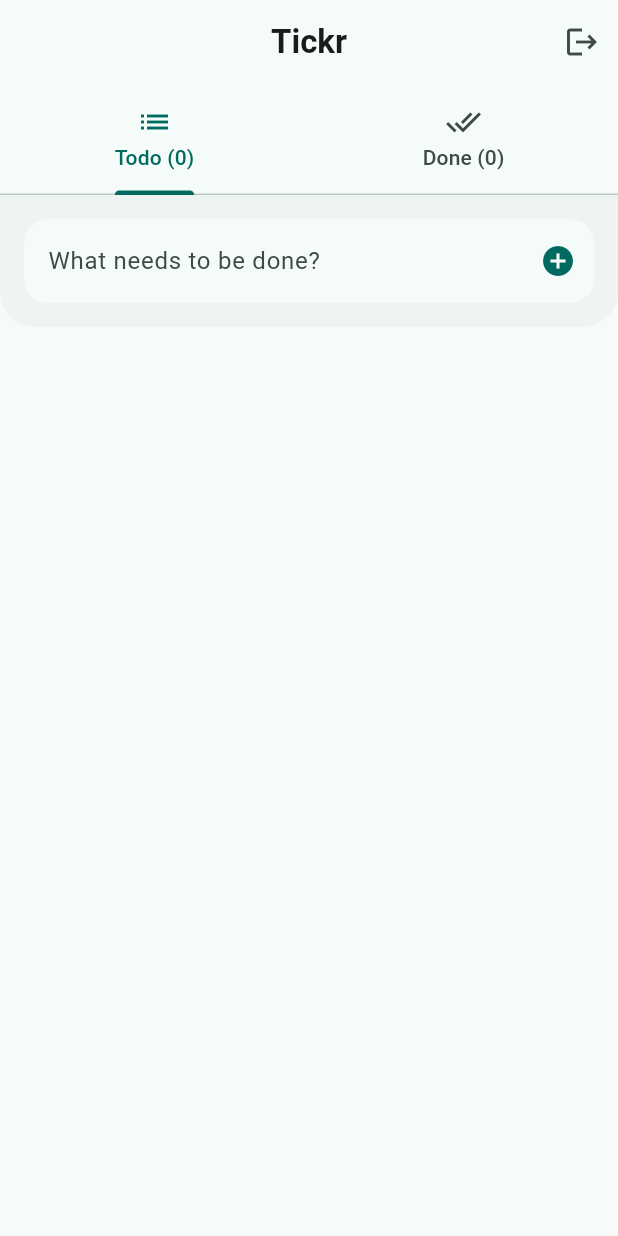
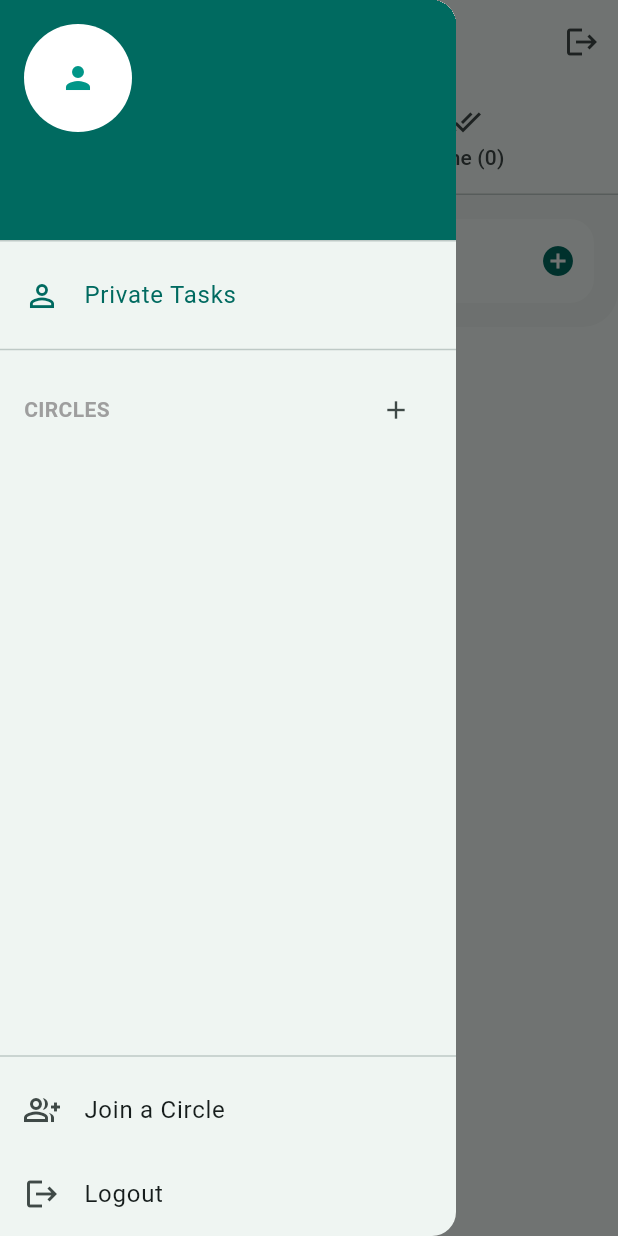
Before and after one commit to munasinghecm/tickr, a Flutter app: the screen it shows once a user with an empty profile is signed in, with the side drawer open (before the commit the screen has no drawer), on a phone screen of 412 x 824 dp. Run offline on Flutter 3.47's test engine with Material 3 defaults, Android fonts, the phone set to English and light mode, and no system bars; our stand-ins replace cloud_firestore, firebase_auth, firebase_core; accounts and stored records are empty; network calls fail.

Commit message:
Add circles and bind users, items

```diff
--- /dev/null
+++ b/lib/models/circle_model.dart
@@ -0,0 +1,34 @@
+class Circle {
+  final String id;
+  final String name;
+  final String inviteCode;
+  final String adminId;
+  final List<String> members;
+
+  Circle({
+    required this.id,
+    required this.name,
+    required this.inviteCode,
+    required this.adminId,
+    required this.members,
+  });
+
+  Map<String, dynamic> toMap() {
+    return {
+      'name': name,
+      'inviteCode': inviteCode,
+      'adminId': adminId,
+      'members': members,
+    };
+  }
+
+  factory Circle.fromMap(String id, Map<String, dynamic> map) {
+    return Circle(
+      id: id,
+      name: map['name'] ?? '',
+      inviteCode: map['inviteCode'] ?? '',
+      adminId: map['adminId'] ?? '',
+      members: List<String>.from(map['members'] ?? []),
+    );
+  }
+}
--- a/lib/screens/todo_screen.dart
+++ b/lib/screens/todo_screen.dart
@@ -1,6 +1,7 @@
 import 'package:flutter/material.dart';
 import '../state/todo_state.dart';
 import '../widgets/todo_widgets.dart';
+import '../widgets/circle_drawer.dart';
 
 class TodoScreen extends StatelessWidget {
   final TodoState state;
@@ -15,10 +16,11 @@
         return DefaultTabController(
           length: 2,
           child: Scaffold(
+            drawer: CircleDrawer(state: state),
             appBar: AppBar(
-              title: const Text(
-                'Tickr',
-                style: TextStyle(fontWeight: FontWeight.bold),
+              title: Text(
+                state.activeCircle?.name ?? 'Tickr',
+                style: const TextStyle(fontWeight: FontWeight.bold),
               ),
               centerTitle: true,
               actions: [
--- /dev/null
+++ b/lib/widgets/circle_drawer.dart
@@ -0,0 +1,139 @@
+import 'package:flutter/material.dart';
+import '../state/todo_state.dart';
+
+class CircleDrawer extends StatelessWidget {
+  final TodoState state;
+  const CircleDrawer({super.key, required this.state});
+
+  void _showCreateCircle(BuildContext context) {
+    final controller = TextEditingController();
+    showDialog(
+      context: context,
+      builder: (context) => AlertDialog(
+        title: const Text('Create Circle'),
+        content: TextField(
+          controller: controller,
+          decoration: const InputDecoration(hintText: 'Circle Name (e.g. Family)'),
+        ),
+        actions: [
+          TextButton(onPressed: () => Navigator.pop(context), child: const Text('Cancel')),
+          ElevatedButton(
+            onPressed: () {
+              state.createCircle(controller.text);
+              Navigator.pop(context);
+            },
+            child: const Text('Create'),
+          ),
+        ],
+      ),
+    );
+  }
+
+  void _showJoinCircle(BuildContext context) {
+    final controller = TextEditingController();
+    showDialog(
+      context: context,
+      builder: (context) => AlertDialog(
+        title: const Text('Join Circle'),
+        content: TextField(
+          controller: controller,
+          decoration: const InputDecoration(hintText: 'Enter Invite Code'),
+          textCapitalization: TextCapitalization.characters,
+        ),
+        actions: [
+          TextButton(onPressed: () => Navigator.pop(context), child: const Text('Cancel')),
+          ElevatedButton(
+            onPressed: () async {
+              try {
+                await state.joinCircle(controller.text);
+                if (context.mounted) Navigator.pop(context);
+              } catch (e) {
+                if (context.mounted) {
+                  ScaffoldMessenger.of(context).showSnackBar(
+                    SnackBar(content: Text(e.toString()), backgroundColor: Colors.red),
+                  );
+                }
+              }
+            },
+            child: const Text('Join'),
+          ),
+        ],
+      ),
+    );
+  }
+
+  @override
+  Widget build(BuildContext context) {
+    return Drawer(
+      child: Column(
+        children: [
+          UserAccountsDrawerHeader(
+            accountName: Text(state.user?.email?.split('@')[0] ?? 'User'),
+            accountEmail: Text(state.user?.email ?? ''),
+            currentAccountPicture: const CircleAvatar(
+              backgroundColor: Colors.white,
+              child: Icon(Icons.person, color: Colors.teal),
+            ),
+          ),
+          ListTile(
+            leading: const Icon(Icons.person_outline),
+            title: const Text('Private Tasks'),
+            selected: state.activeCircle == null,
+            onTap: () {
+              state.switchCircle(null);
+              Navigator.pop(context);
+            },
+          ),
+          const Divider(),
+          Padding(
+            padding: const EdgeInsets.symmetric(horizontal: 16, vertical: 8),
+            child: Row(
+              mainAxisAlignment: MainAxisAlignment.spaceBetween,
+              children: [
+                const Text('CIRCLES', style: TextStyle(fontWeight: FontWeight.bold, color: Colors.grey)),
+                IconButton(
+                  icon: const Icon(Icons.add, size: 20),
+                  onPressed: () => _showCreateCircle(context),
+                  tooltip: 'Create Circle',
+                ),
+              ],
+            ),
+          ),
+          Expanded(
+            child: ListView.builder(
+              padding: EdgeInsets.zero,
+              itemCount: state.circles.length,
+              itemBuilder: (context, index) {
+                final circle = state.circles[index];
+                return ListTile(
+                  leading: const Icon(Icons.group_outlined),
+                  title: Text(circle.name),
+                  subtitle: Text('Code: ${circle.inviteCode}', style: const TextStyle(fontSize: 12)),
+                  selected: state.activeCircle?.id == circle.id,
+                  onTap: () {
+                    state.switchCircle(circle);
+                    Navigator.pop(context);
+                  },
+                );
+              },
+            ),
+          ),
+          const Divider(),
+          ListTile(
+            leading: const Icon(Icons.group_add_outlined),
+            title: const Text('Join a Circle'),
+            onTap: () => _showJoinCircle(context),
+          ),
+          ListTile(
+            leading: const Icon(Icons.logout),
+            title: const Text('Logout'),
+            onTap: () {
+              state.signOut();
+              Navigator.pop(context);
+            },
+          ),
+        ],
+      ),
+    );
+  }
+}
--- a/lib/widgets/todo_widgets.dart
+++ b/lib/widgets/todo_widgets.dart
@@ -27,7 +27,7 @@
       decoration: BoxDecoration(
         color: Theme.of(
           context,
-        ).colorScheme.surfaceContainerHighest.withOpacity(0.3),
+        ).colorScheme.surfaceContainerHighest.withValues(alpha: 0.3),
         borderRadius: const BorderRadius.vertical(bottom: Radius.circular(24)),
       ),
       child: TextField(
```
Also changed, not shown: lib/state/todo_state.dart (+92 -16 lines), 1 other file.
